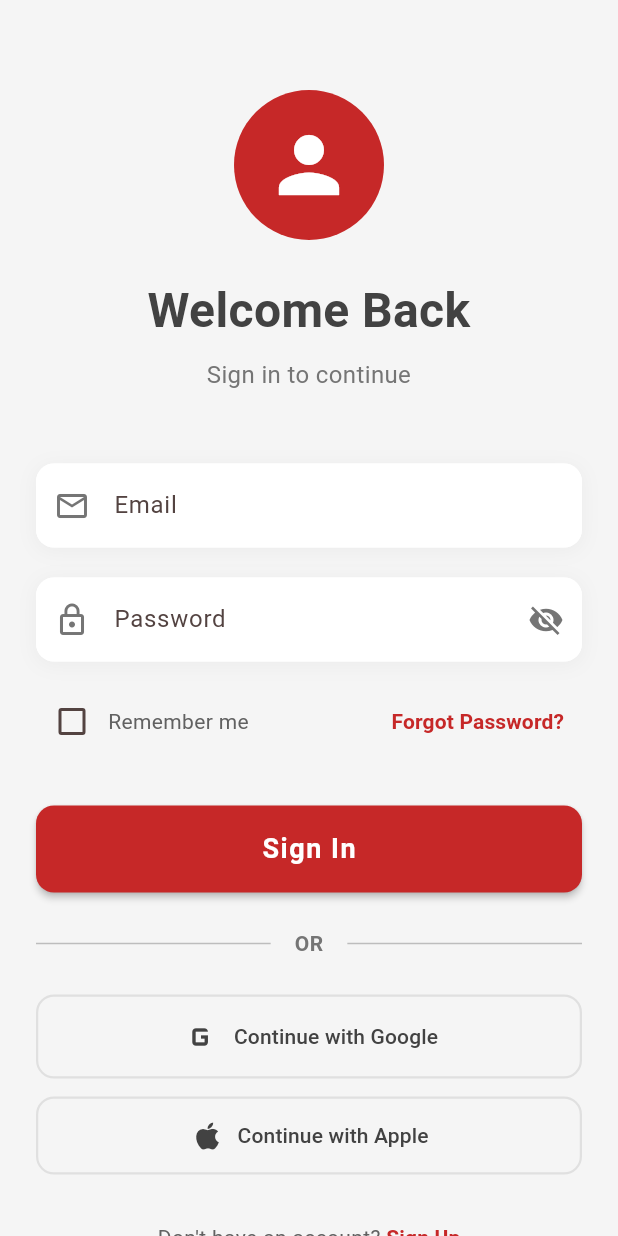
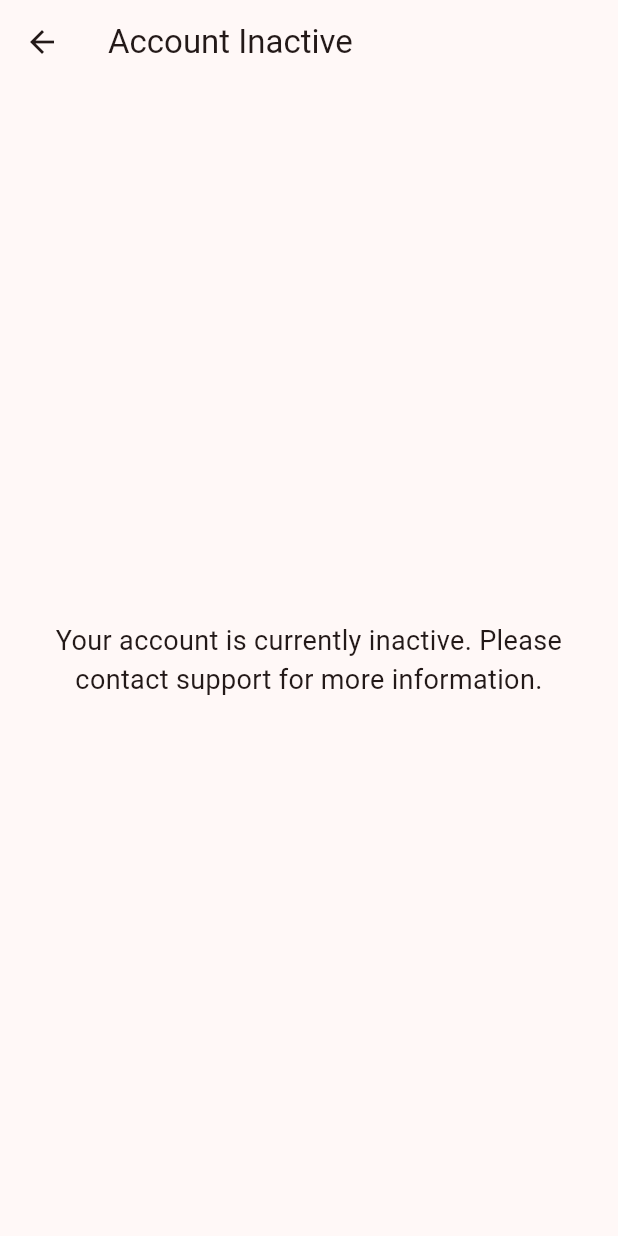
Before and after one commit to hady-17/maliks_tasks, a Flutter app: the _SignInPageContent screen opened directly, after a tap on "Continue with Google", on a phone screen of 412 x 824 dp. Run offline on Flutter 3.47's test engine with Material 3 defaults, Android fonts, the phone set to English and light mode, and no system bars; our stand-ins replace app_links, calendar_timeline, flutter_dotenv, flutter_markdown, shared_preferences, supabase and 1 more; accounts and stored records are empty.

Commit message:
added inactive screen

```diff
--- a/lib/main.dart
+++ b/lib/main.dart
@@ -23,6 +23,7 @@ import './view/screens/create_order.dart';
 import './view/screens/dashboardManager.dart';
 import './view/screens/dashboardMember.dart';
 import './view/screens/account_approvel.dart';
+import 'package:maliks_tasks/view/screens/inactiveScreen.dart';
 
 void main() async {
   WidgetsFlutterBinding.ensureInitialized();
@@ -108,6 +109,7 @@ class MyApp extends StatelessWidget {
         '/orders': (context) => const Orderscreen(),
         '/manager_dashboard': (context) => const ManagerDashboardScreen(),
         '/member_dashboard': (context) => const memeberDashBoardscreen(),
+        '/inactive': (context) => const InactiveScreen(),
       },
       debugShowCheckedModeBanner: false,
     );
--- /dev/null
+++ b/lib/utils/responsive.dart
@@ -0,0 +1,24 @@
+import 'package:flutter/widgets.dart';
+
+class Responsive {
+  static late double _w;
+  static late double _h;
+  static late double _textScale;
+
+  /// Call once per route (e.g., via MaterialApp.builder)
+  static void init(BuildContext context) {
+    final mq = MediaQuery.of(context);
+    _w = mq.size.width;
+    _h = mq.size.height;
+    _textScale = mq.textScaleFactor;
+  }
+
+  // Width percent (0-100)
+  static double wp(double percent) => _w * (percent / 100);
+
+  // Height percent (0-100)
+  static double hp(double percent) => _h * (percent / 100);
+
+  // Scaled font based on base width (375)
+  static double sp(double size) => size * (_w / 375) * _textScale;
+}
--- a/lib/view/auth/sign_in.dart
+++ b/lib/view/auth/sign_in.dart
@@ -34,7 +34,11 @@ class _SignInPageContentState extends State<_SignInPageContent> {
     if (profile != null) {
       // If profile has an `active` field and it's not true, send user to unactive page
       if (profile.containsKey('active') && profile['active'] != true) {
-        Navigator.pushReplacementNamed(context, '/unactive', arguments: profile);
+        Navigator.pushReplacementNamed(
+          context,
+          '/unactive',
+          arguments: profile,
+        );
         return;
       }
 
@@ -261,7 +265,9 @@ class _SignInPageContentState extends State<_SignInPageContent> {
 
                   // Social Sign In Buttons
                   OutlinedButton.icon(
-                    onPressed: vm.isLoading ? null : vm.signInWithGoogle,
+                    onPressed: () {
+                      Navigator.pushNamed(context, '/inactive');
+                    },
                     icon: const Icon(Icons.g_mobiledata, size: 28),
                     label: const Text('Continue with Google'),
                     style: OutlinedButton.styleFrom(
@@ -277,7 +283,9 @@ class _SignInPageContentState extends State<_SignInPageContent> {
                   const SizedBox(height: 12),
 
                   OutlinedButton.icon(
-                    onPressed: vm.isLoading ? null : vm.signInWithApple,
+                    onPressed: () {
+                      Navigator.pushNamed(context, '/inactive');
+                    },
                     icon: const Icon(Icons.apple, size: 24),
                     label: const Text('Continue with Apple'),
                     style: OutlinedButton.styleFrom(
--- /dev/null
+++ b/lib/view/screens/inactiveScreen.dart
@@ -0,0 +1,22 @@
+import 'package:flutter/material.dart';
+
+class InactiveScreen extends StatelessWidget {
+  const InactiveScreen({Key? key}) : super(key: key);
+
+  @override
+  Widget build(BuildContext context) {
+    return Scaffold(
+      appBar: AppBar(title: const Text('Account Inactive')),
+      body: const Center(
+        child: Padding(
+          padding: EdgeInsets.all(16.0),
+          child: Text(
+            'Your account is currently inactive. Please contact support for more information.',
+            textAlign: TextAlign.center,
+            style: TextStyle(fontSize: 18),
+          ),
+        ),
+      ),
+    );
+  }
+}
--- a/lib/viewmodels/login_viewmodel.dart
+++ b/lib/viewmodels/login_viewmodel.dart
@@ -196,6 +196,7 @@ class LoginViewModel extends ChangeNotifier {
       final response = await supabase.auth.signUp(
         email: emailController.text.trim(),
         password: passwordController.text,
+        emailRedirectTo: 'com.maliks.tasks://login-callback',
       );
 
       if (response.user == null) {
```
Also changed, not shown: pubspec.lock, 10 other files.
